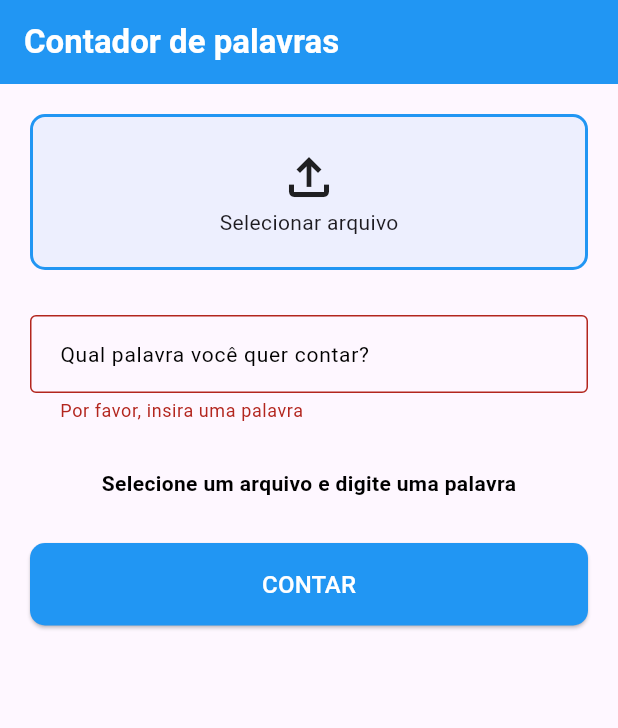
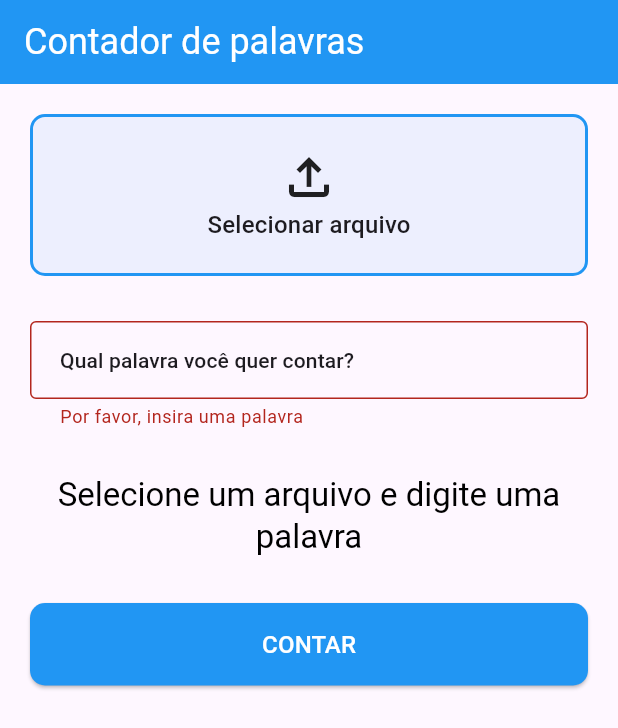
Before and after one commit to shenioalves/word_counter, a Flutter app: the screen it shows after launch, after a tap on "CONTAR", on a phone screen of 412 x 824 dp. Shown: the top 728 px of the screen. Run offline on Flutter 3.47's test engine with Material 3 defaults, Android fonts, the phone set to English and light mode, and no system bars; our stand-ins replace file_picker; project files that could hold a hidden picture were left out.

```diff
--- a/lib/app/features/home/view/home_view.dart
+++ b/lib/app/features/home/view/home_view.dart
@@ -18,7 +18,7 @@ class _HomeViewState extends State<HomeView> {
   final ValueNotifier<bool> isProcessingNotifier = ValueNotifier(false);
   final ValueNotifier<int?> countNotifier = ValueNotifier(null);
   final ValueNotifier<String?> selectedFileNotifier = ValueNotifier(null);
-  final ValueNotifier<List<List<String>>> matrizNotifier = ValueNotifier([]);
+  final ValueNotifier<List<List<String>>> matrixNotifier = ValueNotifier([]);
 
   final _formKey = GlobalKey<FormState>();
   final TextEditingController wordController = TextEditingController();
@@ -29,7 +29,7 @@ class _HomeViewState extends State<HomeView> {
     isProcessingNotifier.dispose();
     countNotifier.dispose();
     selectedFileNotifier.dispose();
-    matrizNotifier.dispose();
+    matrixNotifier.dispose();
     wordController.dispose();
     _wordFocusNode.dispose();
     super.dispose();
@@ -37,7 +37,7 @@ class _HomeViewState extends State<HomeView> {
 
   Future<void> _wordCount() async {
     if (!_formKey.currentState!.validate()) return;
-    if (matrizNotifier.value.isEmpty) {
+    if (matrixNotifier.value.isEmpty) {
       ScaffoldMessenger.of(context).showSnackBar(
         const SnackBar(
           content: Text('Por favor, selecione um arquivo primeiro'),
@@ -50,7 +50,7 @@ class _HomeViewState extends State<HomeView> {
 
     try {
       final word = wordController.text.trim().toUpperCase();
-      final result = countWord(matrizNotifier.value, word);
+      final result = countWord(matrixNotifier.value, word);
 
       countNotifier.value = result;
     } catch (e) {
@@ -73,17 +73,38 @@ class _HomeViewState extends State<HomeView> {
   }
 
   Future<void> _pickFile() async {
-    FilePickerResult? result = await FilePicker.platform.pickFiles();
+    try {
+      FilePickerResult? result = await FilePicker.platform.pickFiles(
+        type: FileType.custom,
+        allowedExtensions: ['txt'],
+        allowMultiple: false,
+        dialogTitle: 'Selecione um arquivo de texto',
+      );
+
       if (result != null) {
-      final file = File(result.files.single.path!);
+        final path = result.files.single.path;
+
+        if (path == null || !path.endsWith('.txt')) {
+          ScaffoldMessenger.of(context).showSnackBar(
+            SnackBar(
+              content: Text('Por favor, selecione um arquivo .txt válido'),
+            ),
+          );
+          return;
+        }
+
+        final file = File(path);
         final lines = await file.readAsLines();
 
-      matrizNotifier.value = lines
+        matrixNotifier.value = lines
             .map((line) => line.toUpperCase().split(''))
             .toList();
         selectedFileNotifier.value = result.files.single.name;
 
         countNotifier.value = null;
+      }
+    } catch (e) {
+      debugPrint('Erro ao ler o arquivo: ${e.toString()}');
     }
   }
 
@@ -91,9 +112,11 @@ class _HomeViewState extends State<HomeView> {
   Widget build(BuildContext context) {
     return Scaffold(
       appBar: AppBar(
-        title: const Text(
+        title: Text(
           'Contador de palavras',
-          style: TextStyle(fontWeight: FontWeight.bold, color: Colors.white),
+          style: Theme.of(
+            context,
+          ).textTheme.headlineSmall?.copyWith(color: Colors.white),
         ),
         backgroundColor: Colors.blue,
       ),
--- a/lib/app/features/home/widget/file_upload_widget.dart
+++ b/lib/app/features/home/widget/file_upload_widget.dart
@@ -16,6 +16,7 @@ class FileUploadWidget extends StatelessWidget {
       valueListenable: selectedFileNotifier,
       builder: (context, selectedFile, child) {
         return Column(
+          spacing: 10,
           children: [
             InkWell(
               onTap: onPickFile,
@@ -33,6 +34,7 @@ class FileUploadWidget extends StatelessWidget {
                     const Icon(Icons.file_upload_outlined, size: 40),
                     Text(
                       selectedFile ?? 'Selecionar arquivo',
+                      style: Theme.of(context).textTheme.titleMedium,
                     ),
                   ],
                 ),
@@ -41,9 +43,9 @@ class FileUploadWidget extends StatelessWidget {
             if (selectedFile != null)
               Text(
                 'Arquivo $selectedFile selecionado!',
-                style: const TextStyle(
-                  fontStyle: FontStyle.italic,
-                ),
+                style: Theme.of(
+                  context,
+                ).textTheme.titleMedium?.copyWith(fontStyle: FontStyle.italic),
               ),
           ],
         );
--- a/lib/app/features/home/widget/result_widget.dart
+++ b/lib/app/features/home/widget/result_widget.dart
@@ -15,15 +15,23 @@ class ResultWidget extends StatelessWidget {
     return ValueListenableBuilder<int?>(
       valueListenable: countNotifier,
       builder: (context, count, child) {
-        return Text(
-          count != null
-              ? '"${wordController.text.trim().toUpperCase()}" aparece $count vezes'
-              : 'Selecione um arquivo e digite uma palavra',
-          style: TextStyle(
-            fontWeight: FontWeight.bold,
-            color: count != null ? Colors.blue : Colors.black,
+        return AnimatedSwitcher(
+          duration: const Duration(milliseconds: 300),
+
+          transitionBuilder: (child, animation) {
+            return FadeTransition(opacity: animation, child: child);
+          },
+          child: Text(
+            count != null
+                ? '"${wordController.text.trim().toUpperCase()}" aparece $count vezes'
+                : 'Selecione um arquivo e digite uma palavra',
+            key: ValueKey(count),
+
+            style: Theme.of(context).textTheme.titleLarge?.copyWith(
+              color: count != null ? Colors.blue : Colors.black,
+            ),
+            textAlign: TextAlign.center,
           ),
-          textAlign: TextAlign.center,
         );
       },
     );
--- a/lib/app/features/home/widget/word_input_widget.dart
+++ b/lib/app/features/home/widget/word_input_widget.dart
@@ -24,10 +24,7 @@ class WordInputWidget extends StatelessWidget {
       textCapitalization: TextCapitalization.characters,
       decoration: InputDecoration(
         labelText: 'Qual palavra você quer contar?',
-        labelStyle: TextStyle(
-          fontSize: 14,
-          color: Colors.black,
-        ),
+        labelStyle: Theme.of(context).textTheme.titleSmall,
         border: OutlineInputBorder(),
         focusedBorder: OutlineInputBorder(),
         contentPadding: EdgeInsets.symmetric(horizontal: 16, vertical: 14),
```
Also changed, not shown: lib/app/features/home/controller/word_count.dart (+7 -7 lines). Lines whose indentation alone changed are shown as unchanged.
